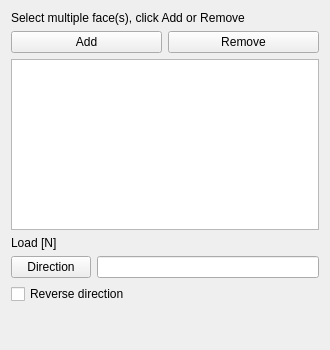
This is src/Mod/Fem/Gui/TaskFemConstraintForce.ui in berndhahnebach/All_FreeCAD as Qt 5 draws it before an edit. The edited form follows.
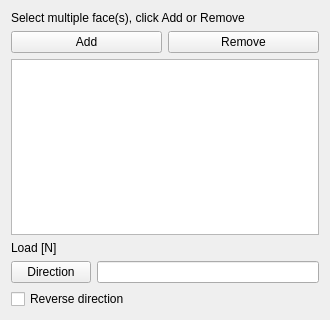
This is the edited form. Custom widgets are drawn as their Qt base class.

Commit message: TaskFemConstraintForce.ui: add tooltips and remove unnecessary spacer

The edit to the form file:
```diff
--- a/src/Mod/Fem/Gui/TaskFemConstraintForce.ui
+++ b/src/Mod/Fem/Gui/TaskFemConstraintForce.ui
@@ -7,7 +7,7 @@
     <x>0</x>
     <y>0</y>
     <width>330</width>
-    <height>350</height>
+    <height>320</height>
    </rect>
   </property>
   <property name="sizePolicy">
@@ -19,7 +19,7 @@
   <property name="minimumSize">
    <size>
     <width>330</width>
-    <height>350</height>
+    <height>300</height>
    </size>
   </property>
   <property name="baseSize">
@@ -112,19 +112,6 @@
      </property>
     </widget>
    </item>
-   <item>
-    <spacer name="verticalSpacer">
-     <property name="orientation">
-      <enum>Qt::Vertical</enum>
-     </property>
-     <property name="sizeHint" stdset="0">
-      <size>
-       <width>17</width>
-       <height>56</height>
-      </size>
-     </property>
-    </spacer>
-   </item>
   </layout>
  </widget>
  <customwidgets>
```
Left out of the diff: 10 changed lines with no effect on the pictures.
